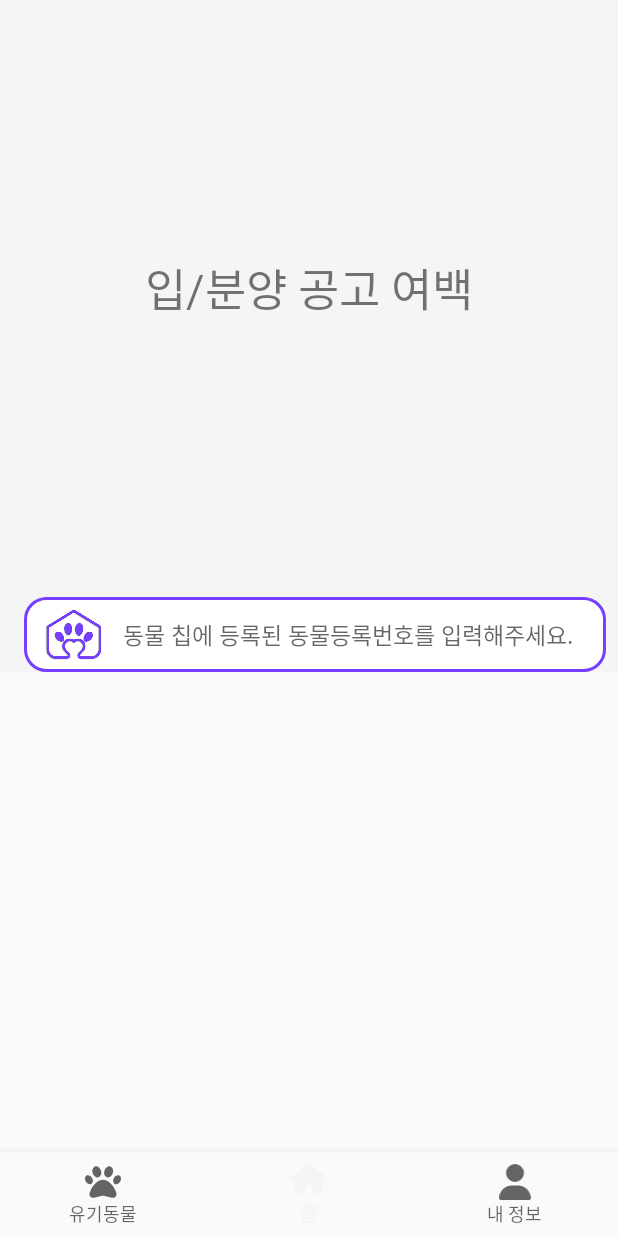
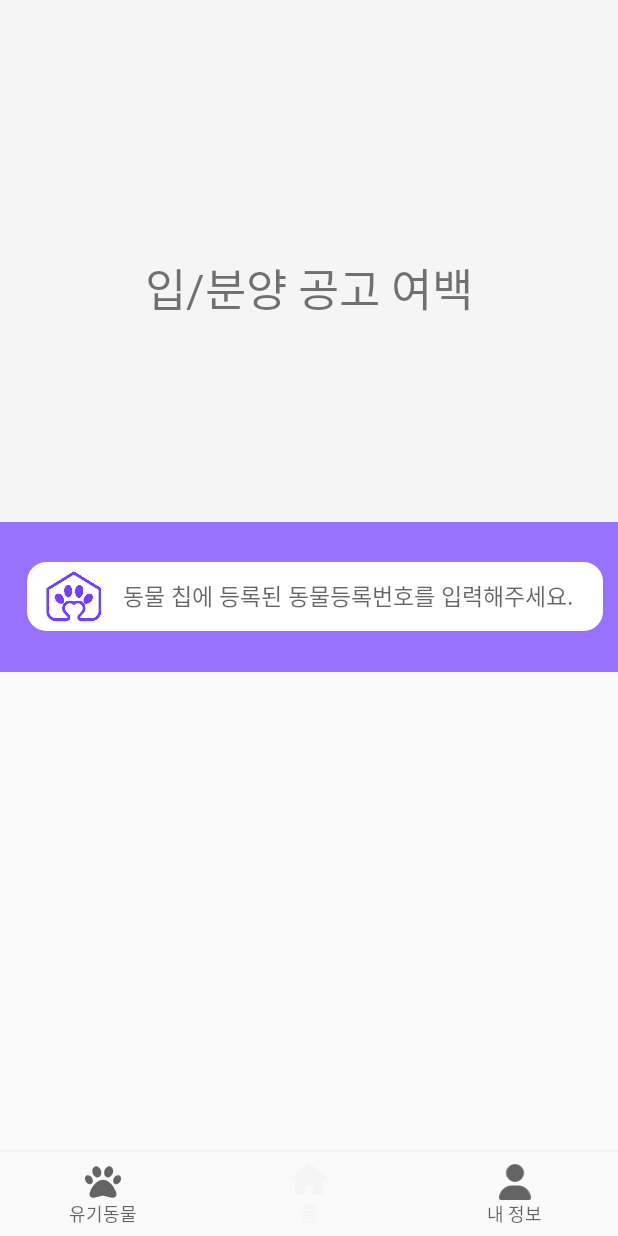
Before and after one commit to for-paw-chain/for-paw-chain, an Android app: the HouseFragment screen opened directly, with no data from a screen before it, on a phone screen of 412 x 824 dp. Run offline under Robolectric (Android 15) with nearby library versions, the phone set to English and light mode, and no system bars; our stand-ins replace data binding, navigation-ui.

Commit message:
fix : 검색 레이아웃

```diff
--- a/android/app/src/main/java/com/ssafy/forpawchain/behind/fragment/HouseFragment.kt
+++ b/android/app/src/main/java/com/ssafy/forpawchain/behind/fragment/HouseFragment.kt
@@ -104,7 +104,7 @@ class HouseFragment : Fragment() {
         binding.appBarLayout.addOnOffsetChangedListener { appBarLayout, verticalOffset ->
             //  Vertical offset == 0 indicates appBar is fully expanded.
 //            Log.d(TAG, "${Math.abs(verticalOffset)}")
-            if (Math.abs(verticalOffset) > 1300) {
+            if (Math.abs(verticalOffset) > 1200) {
                 if (!isOpenSearch) {
                     Log.d(TAG, "열림")
                     // TODO: DUMMY DATA
--- a/android/app/src/main/res/drawable/layout_redius_background.xml
+++ b/android/app/src/main/res/drawable/layout_redius_background.xml
@@ -3,5 +3,6 @@
     android:shape="rectangle">
     <solid android:color="#FFFFFF"/>
     <corners android:radius="14dp"/>
-    <stroke android:color="#743fff" android:width="2dp" />
+    <stroke android:color="#9871FF" android:width="2dp" />
+
 </shape>
--- a/android/app/src/main/res/layout/fragment_house.xml
+++ b/android/app/src/main/res/layout/fragment_house.xml
@@ -42,8 +42,9 @@
                 <androidx.appcompat.widget.Toolbar
                     android:id="@+id/toolbar"
                     android:layout_width="match_parent"
-                    android:layout_height="wrap_content"
+                    android:layout_height="100dp"
                     android:layout_gravity="bottom"
+                    android:background="#9871FF"
                     app:layout_collapseMode="pin">
 
                     <LinearLayout
@@ -69,13 +70,15 @@
 
                         <EditText
                             android:id="@+id/searchEditText"
-                            android:layout_width="match_parent"
-                            android:layout_height="match_parent"
-                            android:background="@android:color/transparent"
+                            android:layout_width="300dp"
+                            android:layout_height="45dp"
+                            android:background="@color/white"
                             android:fontFamily="@font/kakao_regular"
                             android:hint="@string/search_edit_text_hint"
                             android:imeOptions="actionDone"
                             android:singleLine="true"
+                            android:gravity="center"
+                            android:layout_gravity="center"
                             android:text="@={viewModel.searchEditText}"
                             android:textSize="15sp" />
                     </LinearLayout>
```
